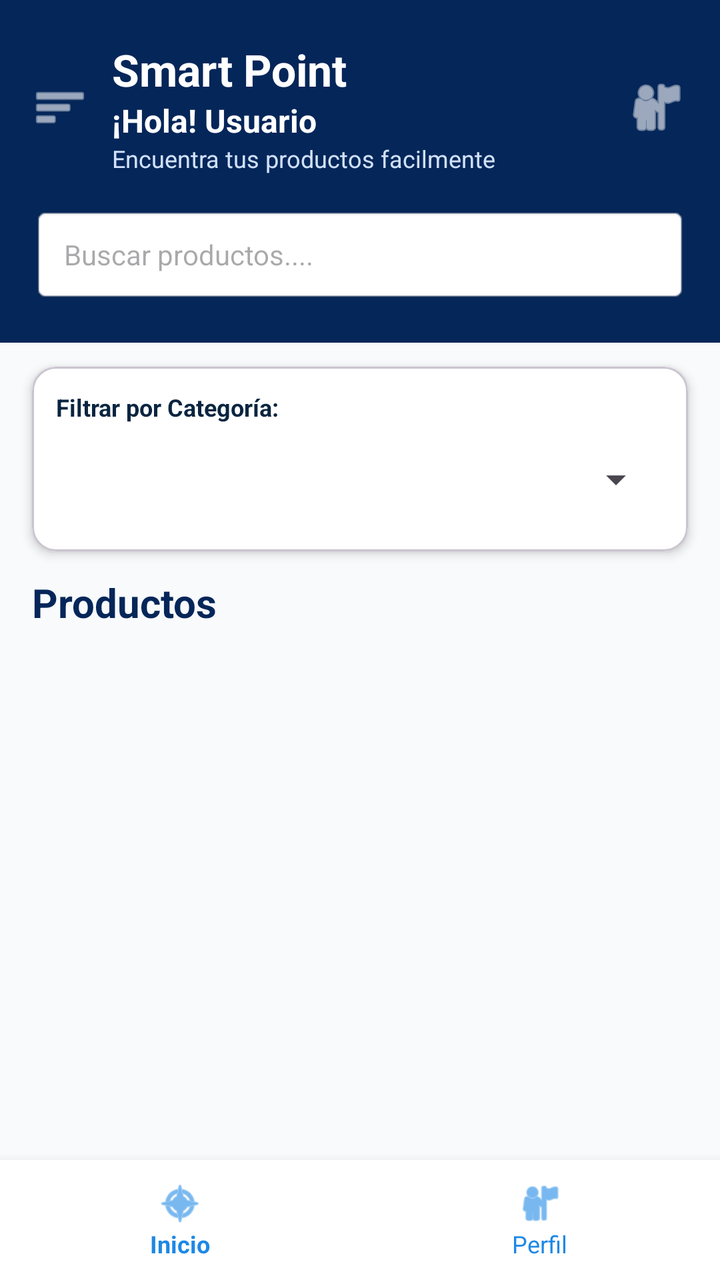
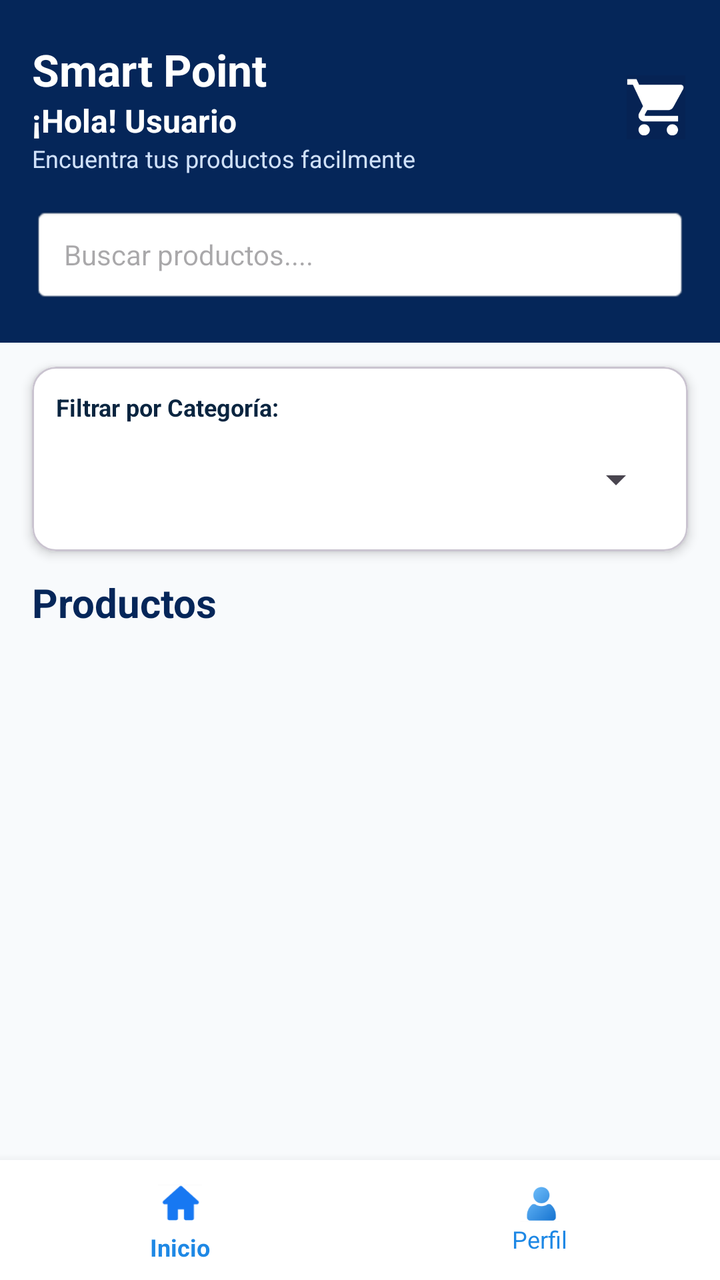

Screens rendered from an Android XML layout before and after an edit, with the pre-edit source and the edit as a unified diff.
<!-- AndroidManifest.xml: application theme Theme.SmartPoint -->
<!-- res/layout/activity_main.xml -->
<?xml version="1.0" encoding="utf-8"?>
<androidx.constraintlayout.widget.ConstraintLayout
    xmlns:android="http://schemas.android.com/apk/res/android"
    xmlns:app="http://schemas.android.com/apk/res-auto"
    android:id="@+id/main"
    android:layout_width="match_parent"
    android:layout_height="match_parent"
    android:background="#F8FAFC">

    
    <LinearLayout
        android:id="@+id/headerContainer"
        android:layout_width="0dp"
        android:layout_height="wrap_content"
        android:background="#052659"
        android:orientation="vertical"
        android:paddingStart="16dp"
        android:paddingTop="20dp"
        android:paddingEnd="16dp"
        android:paddingBottom="20dp"
        app:layout_constraintEnd_toEndOf="parent"
        app:layout_constraintStart_toStartOf="parent"
        app:layout_constraintTop_toTopOf="parent">

        <RelativeLayout
            android:layout_width="match_parent"
            android:layout_height="wrap_content">

            <ImageView
                android:id="@+id/btnMenu"
                android:layout_width="28dp"
                android:layout_height="28dp"
                android:layout_alignParentStart="true"
                android:layout_centerVertical="true"
                android:src="@android:drawable/ic_menu_sort_by_size"
                app:tint="@android:color/white" />

            <LinearLayout
                android:layout_width="wrap_content"
                android:layout_height="wrap_content"
                android:layout_marginStart="12dp"
                android:layout_toEndOf="@id/btnMenu"
                android:orientation="vertical">

                <TextView
                    android:layout_width="wrap_content"
                    android:layout_height="wrap_content"
                    android:text="Smart Point"
                    android:textColor="@android:color/white"
                    android:textSize="22sp"
                    android:textStyle="bold" />

                <TextView
                    android:id="@+id/txtSaludoUsuario"
                    android:layout_width="wrap_content"
                    android:layout_height="wrap_content"
                    android:text="¡Hola! Usuario"
                    android:textColor="@android:color/white"
                    android:textSize="16sp"
                    android:textStyle="bold" />

                <TextView
                    android:layout_width="wrap_content"
                    android:layout_height="wrap_content"
                    android:text="Encuentra tus productos facilmente"
                    android:textColor="#D0E1F9"
                    android:textSize="12sp" />
            </LinearLayout>

            <ImageView
                android:id="@+id/btnCarrito"
                android:layout_width="32dp"
                android:layout_height="32dp"
                android:layout_alignParentEnd="true"
                android:layout_centerVertical="true"
                android:src="@android:drawable/ic_menu_myplaces"
                app:tint="@android:color/white" />
        </RelativeLayout>

        <AutoCompleteTextView
            android:id="@+id/edtBuscarProducto"
            android:layout_width="match_parent"
            android:layout_height="48dp"
            android:layout_marginTop="16dp"
            android:background="@android:drawable/editbox_background_normal"
            android:completionThreshold="1"
            android:dropDownHeight="220dp"
            android:hint="Buscar productos...."
            android:imeOptions="actionSearch"
            android:inputType="text"
            android:paddingStart="16dp"
            android:paddingEnd="16dp"
            android:textColor="#0A2540"
            android:textSize="14sp" />
    </LinearLayout>

    
    <com.google.android.material.card.MaterialCardView
        android:id="@+id/cardFiltro"
        android:layout_width="0dp"
        android:layout_height="wrap_content"
        android:layout_marginStart="16dp"
        android:layout_marginTop="12dp"
        android:layout_marginEnd="16dp"
        app:cardBackgroundColor="@android:color/white"
        app:cardCornerRadius="12dp"
        app:cardElevation="3dp"
        app:layout_constraintEnd_toEndOf="parent"
        app:layout_constraintStart_toStartOf="parent"
        app:layout_constraintTop_toBottomOf="@id/headerContainer">

        <LinearLayout
            android:layout_width="match_parent"
            android:layout_height="wrap_content"
            android:orientation="vertical"
            android:padding="12dp">

            <TextView
                android:layout_width="wrap_content"
                android:layout_height="wrap_content"
                android:text="Filtrar por Categoría:"
                android:textColor="#0A2540"
                android:textSize="12sp"
                android:textStyle="bold" />

            <Spinner
                android:id="@+id/spinnerCategorias"
                android:layout_width="match_parent"
                android:layout_height="48dp"
                android:layout_marginTop="4dp" />
        </LinearLayout>
    </com.google.android.material.card.MaterialCardView>

    
    <TextView
        android:id="@+id/txtTituloProductos"
        android:layout_width="wrap_content"
        android:layout_height="wrap_content"
        android:layout_marginStart="16dp"
        android:layout_marginTop="12dp"
        android:text="Productos"
        android:textColor="#052659"
        android:textSize="20sp"
        android:textStyle="bold"
        app:layout_constraintStart_toStartOf="parent"
        app:layout_constraintTop_toBottomOf="@id/cardFiltro" />

    
    <androidx.recyclerview.widget.RecyclerView
        android:id="@+id/Rclr_View"
        android:layout_width="0dp"
        android:layout_height="0dp"
        android:layout_marginTop="6dp"
        android:paddingStart="8dp"
        android:paddingEnd="8dp"
        app:layout_constraintBottom_toTopOf="@id/bottomNav"
        app:layout_constraintEnd_toEndOf="parent"
        app:layout_constraintStart_toStartOf="parent"
        app:layout_constraintTop_toBottomOf="@id/txtTituloProductos" />

    
    <LinearLayout
        android:id="@+id/bottomNav"
        android:layout_width="0dp"
        android:layout_height="60dp"
        android:background="@android:color/white"
        android:elevation="8dp"
        android:gravity="center"
        android:orientation="horizontal"
        app:layout_constraintBottom_toBottomOf="parent"
        app:layout_constraintEnd_toEndOf="parent"
        app:layout_constraintStart_toStartOf="parent">

        <LinearLayout
            android:id="@+id/navInicio"
            android:layout_width="0dp"
            android:layout_height="match_parent"
            android:layout_weight="1"
            android:gravity="center"
            android:orientation="vertical">

            <ImageView
                android:layout_width="24dp"
                android:layout_height="24dp"
                android:src="@android:drawable/ic_menu_compass"
                app:tint="#1E88E5" />

            <TextView
                android:layout_width="wrap_content"
                android:layout_height="wrap_content"
                android:text="Inicio"
                android:textColor="#1E88E5"
                android:textSize="12sp"
                android:textStyle="bold" />
        </LinearLayout>

        <LinearLayout
            android:id="@+id/navPerfil"
            android:layout_width="0dp"
            android:layout_height="match_parent"
            android:layout_weight="1"
            android:gravity="center"
            android:orientation="vertical">

            <ImageView
                android:layout_width="24dp"
                android:layout_height="24dp"
                android:src="@android:drawable/ic_menu_myplaces"
                app:tint="#1E88E5" />

            <TextView
                android:layout_width="wrap_content"
                android:layout_height="wrap_content"
                android:text="Perfil"
                android:textColor="#1E88E5"
                android:textSize="12sp" />
        </LinearLayout>
    </LinearLayout>

</androidx.constraintlayout.widget.ConstraintLayout>
<!-- resources referenced by this layout -->
<resources>
  <style name="Theme.SmartPoint" parent="Base.Theme.SmartPoint" />
  <style name="Base.Theme.SmartPoint" parent="Theme.Material3.DayNight.NoActionBar">
          
          
      </style>
</resources>

<!-- the commit's change to res/layout/activity_main.xml (unified diff, before → after) -->
@@ -2,6 +2,7 @@
 <androidx.constraintlayout.widget.ConstraintLayout
     xmlns:android="http://schemas.android.com/apk/res/android"
     xmlns:app="http://schemas.android.com/apk/res-auto"
+    xmlns:tools="http://schemas.android.com/tools"
     android:id="@+id/main"
     android:layout_width="match_parent"
     android:layout_height="match_parent"
@@ -26,20 +27,9 @@
             android:layout_width="match_parent"
             android:layout_height="wrap_content">
 
-            <ImageView
-                android:id="@+id/btnMenu"
-                android:layout_width="28dp"
-                android:layout_height="28dp"
-                android:layout_alignParentStart="true"
-                android:layout_centerVertical="true"
-                android:src="@android:drawable/ic_menu_sort_by_size"
-                app:tint="@android:color/white" />
-
             <LinearLayout
                 android:layout_width="wrap_content"
                 android:layout_height="wrap_content"
-                android:layout_marginStart="12dp"
-                android:layout_toEndOf="@id/btnMenu"
                 android:orientation="vertical">
 
                 <TextView
@@ -65,6 +55,7 @@
                     android:text="Encuentra tus productos facilmente"
                     android:textColor="#D0E1F9"
                     android:textSize="12sp" />
+
             </LinearLayout>
 
             <ImageView
@@ -73,8 +64,9 @@
                 android:layout_height="32dp"
                 android:layout_alignParentEnd="true"
                 android:layout_centerVertical="true"
-                android:src="@android:drawable/ic_menu_myplaces"
-                app:tint="@android:color/white" />
+                android:contentDescription="Carrito"
+                android:src="@drawable/carrito" />
+
         </RelativeLayout>
 
         <AutoCompleteTextView
@@ -92,6 +84,7 @@
             android:paddingEnd="16dp"
             android:textColor="#0A2540"
             android:textSize="14sp" />
+
     </LinearLayout>
 
     
@@ -180,10 +173,11 @@
             android:orientation="vertical">
 
             <ImageView
-                android:layout_width="24dp"
-                android:layout_height="24dp"
-                android:src="@android:drawable/ic_menu_compass"
-                app:tint="#1E88E5" />
+                android:id="@+id/imageView4"
+                android:layout_width="22dp"
+                android:layout_height="27dp"
+                android:contentDescription="Inicio"
+                app:srcCompat="@drawable/inicio" />
 
             <TextView
                 android:layout_width="wrap_content"
@@ -192,6 +186,7 @@
                 android:textColor="#1E88E5"
                 android:textSize="12sp"
                 android:textStyle="bold" />
+
         </LinearLayout>
 
         <LinearLayout
@@ -203,10 +198,11 @@
             android:orientation="vertical">
 
             <ImageView
-                android:layout_width="24dp"
-                android:layout_height="24dp"
-                android:src="@android:drawable/ic_menu_myplaces"
-                app:tint="#1E88E5" />
+                android:id="@+id/imageView2"
+                android:layout_width="20dp"
+                android:layout_height="19dp"
+                android:contentDescription="Perfil"
+                app:srcCompat="@drawable/perfil" />
 
             <TextView
                 android:layout_width="wrap_content"
@@ -214,6 +210,7 @@
                 android:text="Perfil"
                 android:textColor="#1E88E5"
                 android:textSize="12sp" />
+
         </LinearLayout>
     </LinearLayout>
 
<!-- resource entries referenced after the edit -->
@@ -1,5 +1,8 @@
 <!-- resources referenced by this layout -->
 <resources>
+  <!-- drawable carrito: png bitmap (drawable, 13302 bytes) -->
+  <!-- drawable inicio: png bitmap (drawable, 33572 bytes) -->
+  <!-- drawable perfil: png bitmap (drawable, 46663 bytes) -->
   <style name="Theme.SmartPoint" parent="Base.Theme.SmartPoint" />
   <style name="Base.Theme.SmartPoint" parent="Theme.Material3.DayNight.NoActionBar">
           
